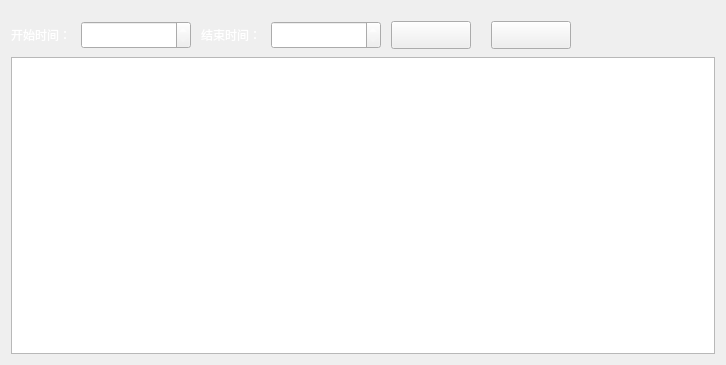
First picture: the form in ChuangfengDesktop/ShareReportManagerQWidget.ui, repository asdlei99/chuangfengdesktop, before the edit.
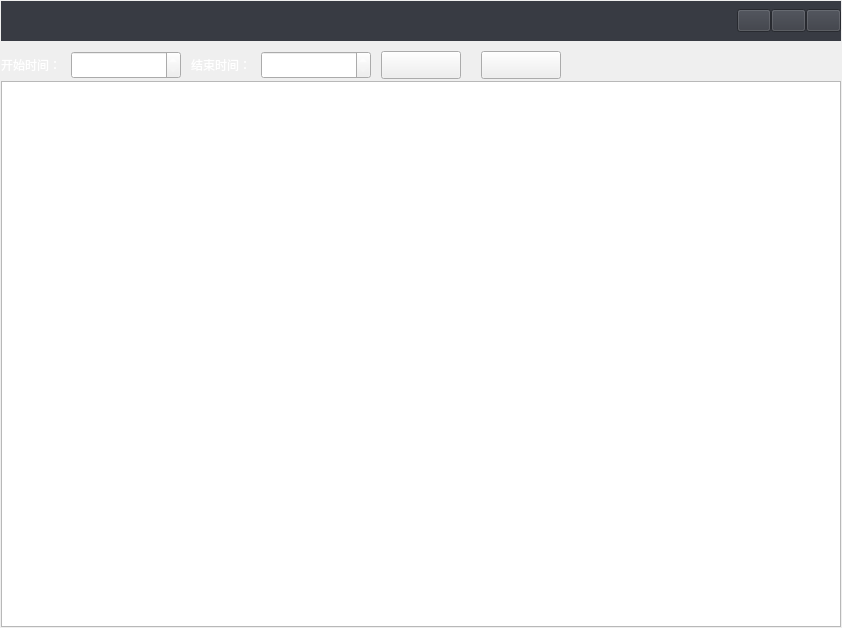
Second picture: the form after the edit.

The edit to the form file:
```diff
--- a/ChuangfengDesktop/ShareReportManagerQWidget.ui
+++ b/ChuangfengDesktop/ShareReportManagerQWidget.ui
@@ -6,14 +6,117 @@
    <rect>
     <x>0</x>
     <y>0</y>
-    <width>726</width>
-    <height>365</height>
+    <width>842</width>
+    <height>628</height>
    </rect>
   </property>
+  <property name="minimumSize">
+   <size>
+    <width>842</width>
+    <height>628</height>
+   </size>
+  </property>
   <property name="windowTitle">
    <string>Form</string>
   </property>
   <layout class="QVBoxLayout" name="verticalLayout">
+   <property name="spacing">
+    <number>0</number>
+   </property>
+   <property name="leftMargin">
+    <number>1</number>
+   </property>
+   <property name="topMargin">
+    <number>1</number>
+   </property>
+   <property name="rightMargin">
+    <number>1</number>
+   </property>
+   <property name="bottomMargin">
+    <number>1</number>
+   </property>
+   <item>
+    <widget class="QWidget" name="widget_title" native="true">
+     <property name="minimumSize">
+      <size>
+       <width>0</width>
+       <height>40</height>
+      </size>
+     </property>
+     <property name="styleSheet">
+      <string notr="true">background-color: rgb(56, 59, 67);</string>
+     </property>
+     <layout class="QHBoxLayout" name="horizontalLayout">
+      <property name="spacing">
+       <number>0</number>
+      </property>
+      <property name="leftMargin">
+       <number>0</number>
+      </property>
+      <property name="topMargin">
+       <number>0</number>
+      </property>
+      <property name="rightMargin">
+       <number>0</number>
+      </property>
+      <property name="bottomMargin">
+       <number>0</number>
+      </property>
+      <item>
+       <spacer name="horizontalSpacer_2">
+        <property name="orientation">
+         <enum>Qt::Horizontal</enum>
+        </property>
+        <property name="sizeHint" stdset="0">
+         <size>
+          <width>741</width>
+          <height>20</height>
+         </size>
+        </property>
+       </spacer>
+      </item>
+      <item>
+       <widget class="QPushButton" name="min_btn">
+        <property name="minimumSize">
+         <size>
+          <width>32</width>
+          <height>23</height>
+         </size>
+        </property>
+        <property name="text">
+         <string/>
+        </property>
+       </widget>
+      </item>
+      <item>
+       <widget class="QPushButton" name="max_restore_btn">
+        <property name="minimumSize">
+         <size>
+          <width>32</width>
+          <height>23</height>
+         </size>
+        </property>
+        <property name="text">
+         <string/>
+        </property>
+       </widget>
+      </item>
+      <item>
+       <widget class="QPushButton" name="close_btn">
+        <property name="minimumSize">
+         <size>
+          <width>32</width>
+          <height>23</height>
+         </size>
+        </property>
+        <property name="text">
+         <string/>
+        </property>
+       </widget>
+      </item>
+     </layout>
+    </widget>
+   </item>
    <item>
     <widget class="QWidget" name="widget_17" native="true">
      <property name="minimumSize">
```
